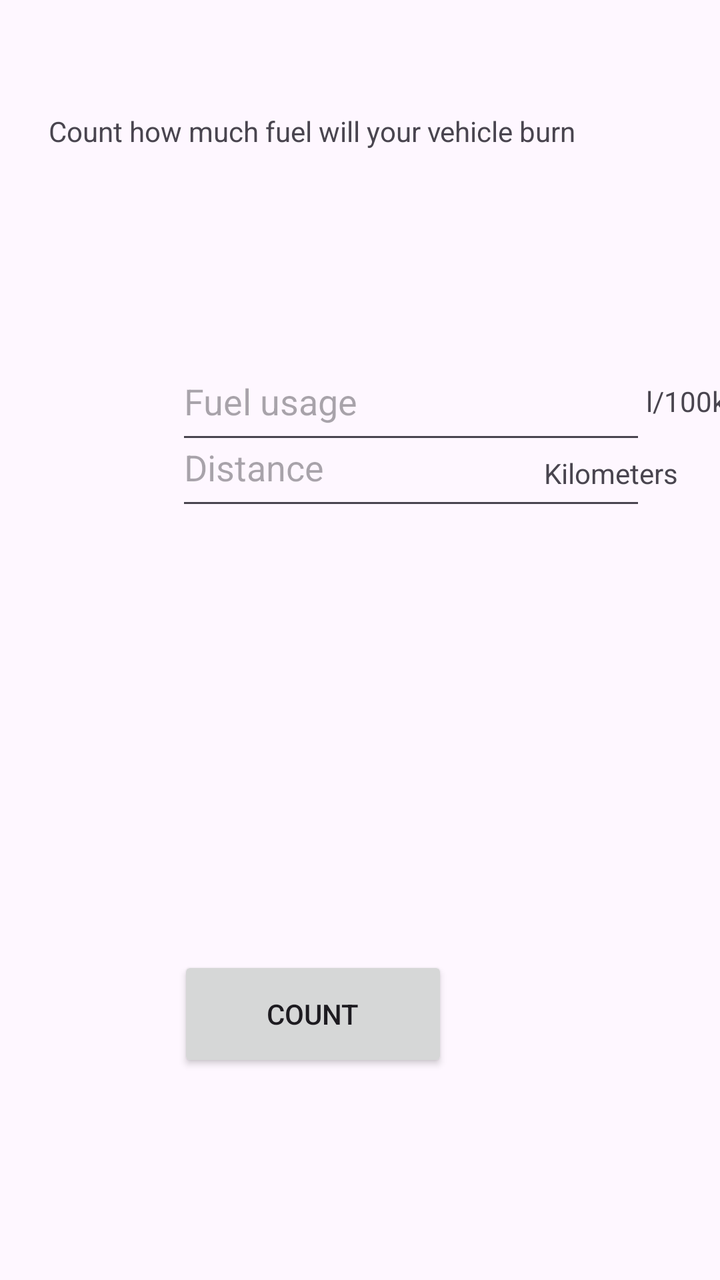
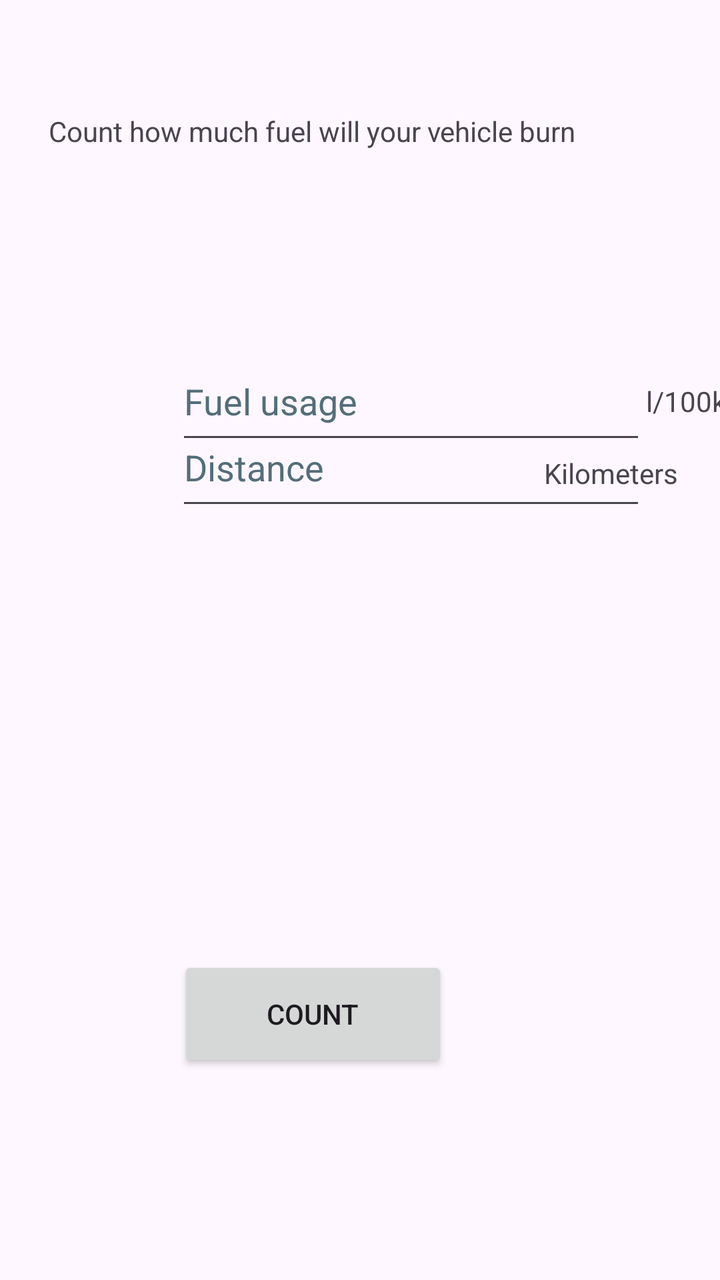

Screens rendered from an Android XML layout before and after an edit, with the pre-edit source and the edit as a unified diff.
<!-- AndroidManifest.xml: application theme Theme.AnApp -->
<!-- res/layout/activity_main.xml -->
<?xml version="1.0" encoding="utf-8"?>
<androidx.constraintlayout.widget.ConstraintLayout xmlns:android="http://schemas.android.com/apk/res/android"
    xmlns:app="http://schemas.android.com/apk/res-auto"
    xmlns:tools="http://schemas.android.com/tools"
    android:layout_width="match_parent"
    android:layout_height="match_parent"
    tools:context=".MainActivity">

    <TextView
        android:id="@+id/error1"
        android:layout_width="235dp"
        android:layout_height="26dp"
        android:layout_marginStart="88dp"
        android:layout_marginLeft="88dp"
        android:gravity="center"
        android:text="@string/error"
        android:textColor="#FF0000"
        android:visibility="invisible"
        app:layout_constraintStart_toStartOf="parent"
        app:layout_constraintTop_toBottomOf="@+id/editTextNumber2"
        tools:visibility="visible" />

    <TextView
        android:id="@+id/textView2"
        android:layout_width="wrap_content"
        android:layout_height="wrap_content"
        android:layout_marginTop="56dp"
        android:layout_marginEnd="72dp"
        android:layout_marginRight="72dp"
        android:text="@string/top_text"
        app:layout_constraintEnd_toEndOf="parent"
        app:layout_constraintTop_toTopOf="parent" />

    <EditText
        android:id="@+id/editTextNumber1"
        android:layout_width="235dp"
        android:layout_height="56dp"
        android:layout_marginStart="88dp"
        android:layout_marginLeft="88dp"
        android:layout_marginTop="96dp"
        android:ems="10"
        android:hint="@string/first_number"
        android:inputType="number"
        app:layout_constraintStart_toStartOf="parent"
        app:layout_constraintTop_toBottomOf="@+id/textView2" />

    <Button
        android:id="@+id/button2"
        android:layout_width="135dp"
        android:layout_height="58dp"
        android:layout_marginEnd="136dp"
        android:layout_marginRight="136dp"
        android:layout_marginBottom="104dp"
        android:onClick="button1Clicked"
        android:text="@string/submit"
        app:layout_constraintBottom_toBottomOf="parent"
        app:layout_constraintEnd_toEndOf="parent" />

    <TextView
        android:id="@+id/textView"
        android:layout_width="168dp"
        android:layout_height="34dp"
        android:layout_marginTop="96dp"
        android:layout_marginEnd="120dp"
        android:layout_marginRight="120dp"
        android:gravity="center"
        android:text="@string/result"
        android:visibility="gone"
        app:layout_constraintEnd_toEndOf="parent"
        app:layout_constraintTop_toBottomOf="@+id/editTextNumber2"
        tools:visibility="visible" />

    <EditText
        android:id="@+id/editTextNumber2"
        android:layout_width="235dp"
        android:layout_height="56dp"
        android:layout_marginStart="88dp"
        android:layout_marginLeft="88dp"
        android:layout_marginBottom="218dp"
        android:ems="10"
        android:hint="@string/second_number"
        android:inputType="number"
        app:layout_constraintBottom_toTopOf="@+id/button2"
        app:layout_constraintStart_toStartOf="parent" />

    <TextView
        android:id="@+id/liters"
        android:layout_width="60dp"
        android:layout_height="36dp"
        android:layout_marginTop="116dp"
        android:text="@string/liters"
        app:layout_constraintStart_toEndOf="@+id/editTextNumber1"
        app:layout_constraintTop_toBottomOf="@+id/textView2" />

    <TextView
        android:id="@+id/kilometers"
        android:layout_width="83dp"
        android:layout_height="34dp"
        android:layout_marginEnd="5dp"
        android:layout_marginRight="5dp"
        android:layout_marginBottom="379dp"
        android:text="@string/kilometers"
        app:layout_constraintBottom_toBottomOf="parent"
        app:layout_constraintEnd_toEndOf="parent" />

    <TextView
        android:id="@+id/error2"
        android:layout_width="235dp"
        android:layout_height="26dp"
        android:layout_marginStart="88dp"
        android:layout_marginLeft="88dp"
        android:gravity="center"
        android:text="@string/error"
        android:textColor="#FF0000"
        android:visibility="invisible"
        app:layout_constraintStart_toStartOf="parent"
        app:layout_constraintTop_toBottomOf="@+id/editTextNumber1"
        tools:visibility="visible" />

</androidx.constraintlayout.widget.ConstraintLayout>
<!-- resources referenced by this layout -->
<resources>
  <string name="error">Please fulfill this area.</string>
  <string name="first_number">Fuel usage</string>
  <string name="kilometers">Kilometers</string>
  <string name="liters" translatable="false">l/100km</string>
  <string name="result">liters</string>
  <string name="second_number">Distance</string>
  <string name="submit">Count</string>
  <string name="top_text">Count how much fuel will your vehicle burn</string>
  <style name="Theme.AnApp" parent="Base.Theme.AnApp" />
  <style name="Base.Theme.AnApp" parent="Theme.Material3.DayNight.NoActionBar">
          
          
      </style>
</resources>

<!-- the commit's change to res/layout/activity_main.xml (unified diff, before → after) -->
@@ -12,10 +12,8 @@
         android:layout_height="26dp"
         android:layout_marginStart="88dp"
         android:layout_marginLeft="88dp"
-        android:gravity="center"
         android:text="@string/error"
-        android:textColor="#FF0000"
-        android:visibility="invisible"
+        style="@style/warning_text"
         app:layout_constraintStart_toStartOf="parent"
         app:layout_constraintTop_toBottomOf="@+id/editTextNumber2"
         tools:visibility="visible" />
@@ -40,9 +38,11 @@
         android:layout_marginTop="96dp"
         android:ems="10"
         android:hint="@string/first_number"
-        android:inputType="number"
+        android:inputType="numberDecimal"
+        style="@style/form_text_edit"
         app:layout_constraintStart_toStartOf="parent"
-        app:layout_constraintTop_toBottomOf="@+id/textView2" />
+        app:layout_constraintTop_toBottomOf="@+id/textView2"
+        android:importantForAutofill="no" />
 
     <Button
         android:id="@+id/button2"
@@ -79,7 +79,9 @@
         android:layout_marginBottom="218dp"
         android:ems="10"
         android:hint="@string/second_number"
-        android:inputType="number"
+        android:importantForAutofill="no"
+        android:inputType="numberDecimal"
+        style="@style/form_text_edit"
         app:layout_constraintBottom_toTopOf="@+id/button2"
         app:layout_constraintStart_toStartOf="parent" />
 
@@ -105,14 +107,12 @@
 
     <TextView
         android:id="@+id/error2"
+        style="@style/warning_text"
         android:layout_width="235dp"
         android:layout_height="26dp"
         android:layout_marginStart="88dp"
         android:layout_marginLeft="88dp"
-        android:gravity="center"
         android:text="@string/error"
-        android:textColor="#FF0000"
-        android:visibility="invisible"
         app:layout_constraintStart_toStartOf="parent"
         app:layout_constraintTop_toBottomOf="@+id/editTextNumber1"
         tools:visibility="visible" />
<!-- resource entries referenced after the edit -->
@@ -8,6 +8,14 @@
   <string name="second_number">Distance</string>
   <string name="submit">Count</string>
   <string name="top_text">Count how much fuel will your vehicle burn</string>
+  <style name="form_text_edit">
+          <item name="android:textColorHint">#546E7A</item>
+      </style>
+  <style name="warning_text">
+          <item name="android:textColor">#DD2C00</item>
+          <item name="android:visibility">invisible</item>
+          <item name="android:gravity">center</item>
+      </style>
   <style name="Theme.AnApp" parent="Base.Theme.AnApp" />
   <style name="Base.Theme.AnApp" parent="Theme.Material3.DayNight.NoActionBar">
           
